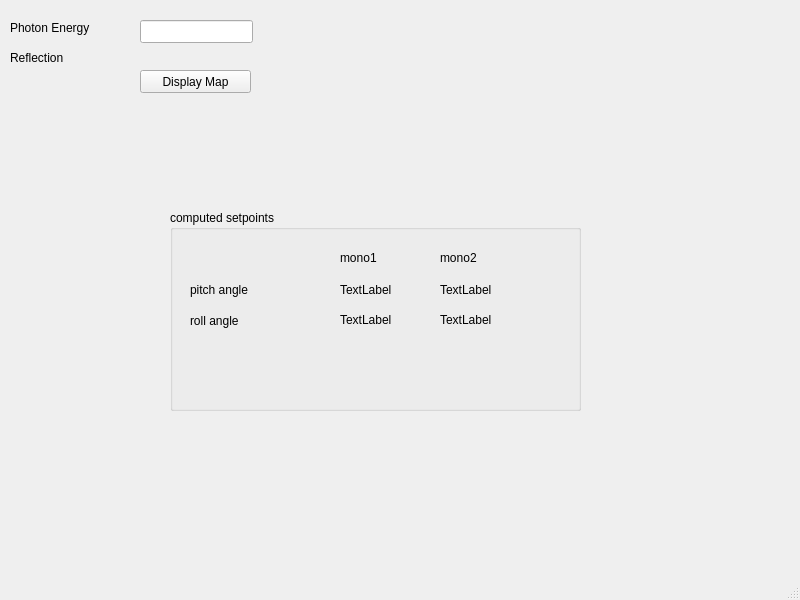
Qt form hxrss_main_window.ui (marcguetg/hxrss) before a commit.
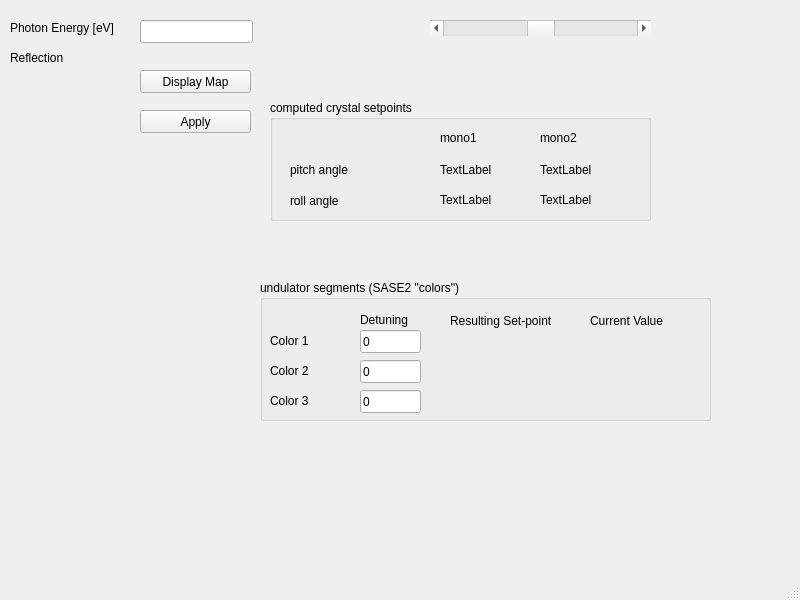
The same form after that commit.

Diff of the .ui file:
```diff
--- a/hxrss_main_window.ui
+++ b/hxrss_main_window.ui
@@ -24,7 +24,7 @@
      </rect>
     </property>
     <property name="text">
-     <string>Photon Energy</string>
+     <string>Photon Energy [eV]</string>
     </property>
    </widget>
    <widget class="QLabel" name="label_2">
@@ -66,20 +66,20 @@
    <widget class="QGroupBox" name="groupBox">
     <property name="geometry">
      <rect>
-      <x>170</x>
-      <y>210</y>
-      <width>411</width>
-      <height>201</height>
+      <x>270</x>
+      <y>100</y>
+      <width>381</width>
+      <height>121</height>
      </rect>
     </property>
     <property name="title">
-     <string>computed setpoints</string>
+     <string>computed crystal setpoints</string>
     </property>
     <widget class="QLabel" name="label_3">
      <property name="geometry">
       <rect>
        <x>270</x>
-       <y>40</y>
+       <y>30</y>
        <width>91</width>
        <height>16</height>
       </rect>
@@ -92,7 +92,7 @@
      <property name="geometry">
       <rect>
        <x>170</x>
-       <y>40</y>
+       <y>30</y>
        <width>57</width>
        <height>15</height>
       </rect>
@@ -105,7 +105,7 @@
      <property name="geometry">
       <rect>
        <x>270</x>
-       <y>70</y>
+       <y>60</y>
        <width>91</width>
        <height>20</height>
       </rect>
@@ -118,7 +118,7 @@
      <property name="geometry">
       <rect>
        <x>270</x>
-       <y>100</y>
+       <y>90</y>
        <width>91</width>
        <height>20</height>
       </rect>
@@ -131,7 +131,7 @@
      <property name="geometry">
       <rect>
        <x>20</x>
-       <y>70</y>
+       <y>60</y>
        <width>91</width>
        <height>20</height>
       </rect>
@@ -144,7 +144,7 @@
      <property name="geometry">
       <rect>
        <x>20</x>
-       <y>100</y>
+       <y>90</y>
        <width>91</width>
        <height>21</height>
       </rect>
@@ -157,7 +157,7 @@
      <property name="geometry">
       <rect>
        <x>170</x>
-       <y>70</y>
+       <y>60</y>
        <width>91</width>
        <height>20</height>
       </rect>
@@ -170,7 +170,7 @@
      <property name="geometry">
       <rect>
        <x>170</x>
-       <y>100</y>
+       <y>90</y>
        <width>91</width>
        <height>20</height>
       </rect>
@@ -180,6 +180,259 @@
      </property>
     </widget>
    </widget>
+   <widget class="QLabel" name="reflection_display">
+    <property name="geometry">
+     <rect>
+      <x>140</x>
+      <y>50</y>
+      <width>111</width>
+      <height>16</height>
+     </rect>
+    </property>
+    <property name="text">
+     <string/>
+    </property>
+   </widget>
+   <widget class="QScrollBar" name="horizontalScrollBar">
+    <property name="geometry">
+     <rect>
+      <x>430</x>
+      <y>20</y>
+      <width>221</width>
+      <height>16</height>
+     </rect>
+    </property>
+    <property name="minimum">
+     <number>-100</number>
+    </property>
+    <property name="maximum">
+     <number>100</number>
+    </property>
+    <property name="orientation">
+     <enum>Qt::Horizontal</enum>
+    </property>
+   </widget>
+   <widget class="QGroupBox" name="groupBox_2">
+    <property name="geometry">
+     <rect>
+      <x>260</x>
+      <y>280</y>
+      <width>451</width>
+      <height>141</height>
+     </rect>
+    </property>
+    <property name="title">
+     <string>undulator segments (SASE2 &quot;colors&quot;)</string>
+    </property>
+    <widget class="QLabel" name="label_9">
+     <property name="geometry">
+      <rect>
+       <x>10</x>
+       <y>50</y>
+       <width>71</width>
+       <height>21</height>
+      </rect>
+     </property>
+     <property name="text">
+      <string>Color 1</string>
+     </property>
+    </widget>
+    <widget class="QLabel" name="label_10">
+     <property name="geometry">
+      <rect>
+       <x>100</x>
+       <y>30</y>
+       <width>81</width>
+       <height>20</height>
+      </rect>
+     </property>
+     <property name="text">
+      <string>Detuning</string>
+     </property>
+    </widget>
+    <widget class="QLabel" name="label_11">
+     <property name="geometry">
+      <rect>
+       <x>190</x>
+       <y>30</y>
+       <width>121</width>
+       <height>21</height>
+      </rect>
+     </property>
+     <property name="text">
+      <string>Resulting Set-point</string>
+     </property>
+    </widget>
+    <widget class="QLabel" name="color1_sp_display">
+     <property name="geometry">
+      <rect>
+       <x>190</x>
+       <y>50</y>
+       <width>121</width>
+       <height>21</height>
+      </rect>
+     </property>
+     <property name="text">
+      <string/>
+     </property>
+    </widget>
+    <widget class="QLabel" name="color2_sp_display">
+     <property name="geometry">
+      <rect>
+       <x>190</x>
+       <y>80</y>
+       <width>121</width>
+       <height>21</height>
+      </rect>
+     </property>
+     <property name="text">
+      <string/>
+     </property>
+    </widget>
+    <widget class="QLabel" name="color3_sp_display">
+     <property name="geometry">
+      <rect>
+       <x>190</x>
+       <y>110</y>
+       <width>121</width>
+       <height>21</height>
+      </rect>
+     </property>
+     <property name="text">
+      <string/>
+     </property>
+    </widget>
+    <widget class="QLabel" name="label_15">
+     <property name="geometry">
+      <rect>
+       <x>10</x>
+       <y>80</y>
+       <width>71</width>
+       <height>21</height>
+      </rect>
+     </property>
+     <property name="text">
+      <string>Color 2</string>
+     </property>
+    </widget>
+    <widget class="QLabel" name="label_16">
+     <property name="geometry">
+      <rect>
+       <x>10</x>
+       <y>110</y>
+       <width>71</width>
+       <height>21</height>
+      </rect>
+     </property>
+     <property name="text">
+      <string>Color 3</string>
+     </property>
+    </widget>
+    <widget class="QLineEdit" name="color1_detuning_edit">
+     <property name="geometry">
+      <rect>
+       <x>100</x>
+       <y>50</y>
+       <width>61</width>
+       <height>23</height>
+      </rect>
+     </property>
+     <property name="text">
+      <string>0</string>
+     </property>
+    </widget>
+    <widget class="QLineEdit" name="color2_detuning_edit">
+     <property name="geometry">
+      <rect>
+       <x>100</x>
+       <y>80</y>
+       <width>61</width>
+       <height>23</height>
+      </rect>
+     </property>
+     <property name="text">
+      <string>0</string>
+     </property>
+    </widget>
+    <widget class="QLineEdit" name="color3_detuning_edit">
+     <property name="geometry">
+      <rect>
+       <x>100</x>
+       <y>110</y>
+       <width>61</width>
+       <height>23</height>
+      </rect>
+     </property>
+     <property name="text">
+      <string>0</string>
+     </property>
+    </widget>
+    <widget class="QLabel" name="label_12">
+     <property name="geometry">
+      <rect>
+       <x>330</x>
+       <y>30</y>
+       <width>121</width>
+       <height>21</height>
+      </rect>
+     </property>
+     <property name="text">
+      <string>Current Value</string>
+     </property>
+    </widget>
+    <widget class="QLabel" name="color3_rb_display">
+     <property name="geometry">
+      <rect>
+       <x>330</x>
+       <y>110</y>
+       <width>121</width>
+       <height>21</height>
+      </rect>
+     </property>
+     <property name="text">
+      <string/>
+     </property>
+    </widget>
+    <widget class="QLabel" name="color1_rb_display">
+     <property name="geometry">
+      <rect>
+       <x>330</x>
+       <y>50</y>
+       <width>121</width>
+       <height>21</height>
+      </rect>
+     </property>
+     <property name="text">
+      <string/>
+     </property>
+    </widget>
+    <widget class="QLabel" name="color2_rb_display">
+     <property name="geometry">
+      <rect>
+       <x>330</x>
+       <y>80</y>
+       <width>121</width>
+       <height>21</height>
+      </rect>
+     </property>
+     <property name="text">
+      <string/>
+     </property>
+    </widget>
+   </widget>
+   <widget class="QPushButton" name="apply_button">
+    <property name="geometry">
+     <rect>
+      <x>140</x>
+      <y>110</y>
+      <width>111</width>
+      <height>23</height>
+     </rect>
+    </property>
+    <property name="text">
+     <string>Apply</string>
+    </property>
+   </widget>
   </widget>
   <widget class="QMenuBar" name="menubar">
    <property name="geometry">
```
